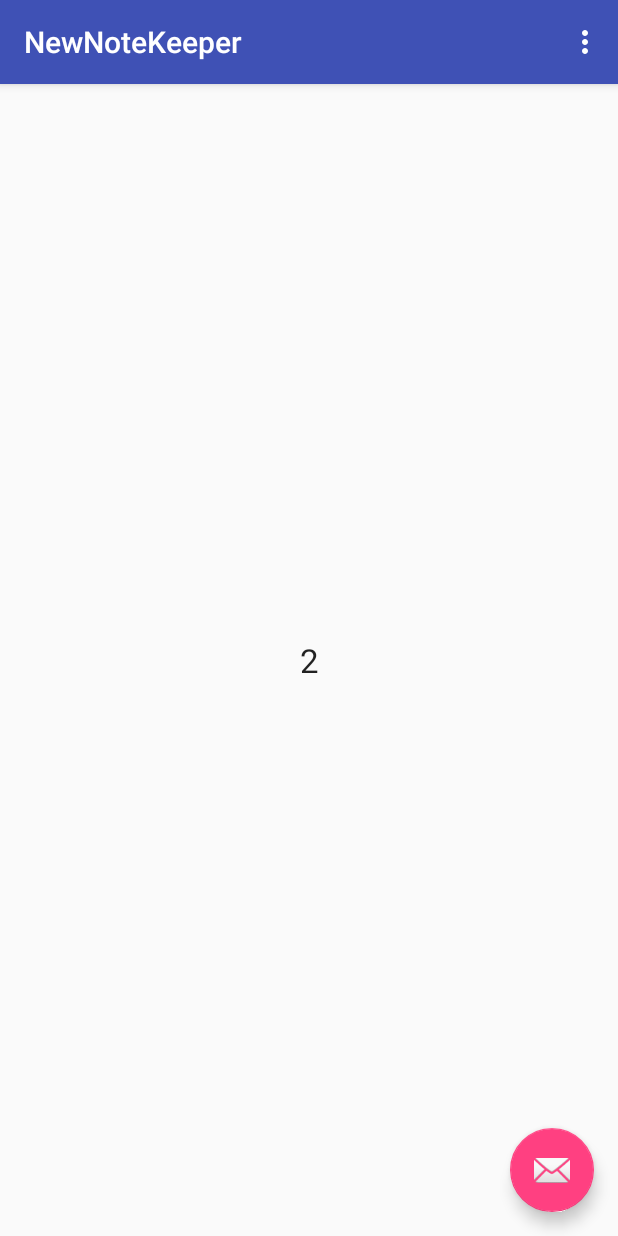
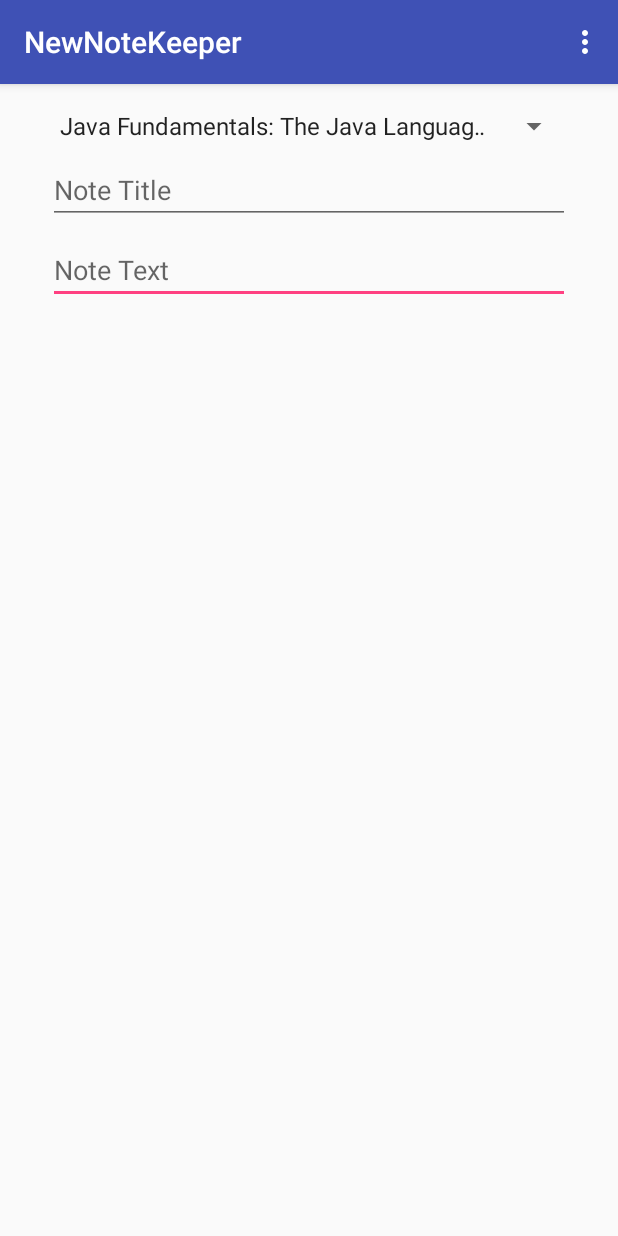
Before and after one commit to OganBelema/NewNoteKeeper, an Android app: the screen it shows after launch (MainActivity), in the options menu, after a tap on "Settings", on a phone screen of 412 x 824 dp. Run offline under Robolectric (Android 15) with nearby library versions, the phone set to English and light mode, and no system bars.

Commit message:
In this commit I worked on the app's view and added a spinner to show courses and two editTexts for note title and note text. I also modified the MainView class to add the spinner and editTexts. A major decision I struggled with was whether to make the spinner's data source be within the view class or be in the controller class. For now it is in the controller class because if I was getting the data from the internet or a local database I will want that process to be handled outside the view class cause it is not the business of the view where the data is coming from. All the view needs is the adapter with the data so it can setup it's courseSpinner property.

```diff
--- a/app/src/main/java/com/belemaogan/newnotekeeper/controllers/MainActivity.kt
+++ b/app/src/main/java/com/belemaogan/newnotekeeper/controllers/MainActivity.kt
@@ -1,13 +1,14 @@
 package com.belemaogan.newnotekeeper.controllers
 
 import android.os.Bundle
-import android.support.design.widget.Snackbar
 import android.support.v7.app.AppCompatActivity
 import android.view.LayoutInflater
 import android.view.Menu
 import android.view.MenuItem
-import android.view.View
+import android.widget.ArrayAdapter
 import com.belemaogan.newnotekeeper.R
+import com.belemaogan.newnotekeeper.models.CourseInfo
+import com.belemaogan.newnotekeeper.models.DataManager
 import com.belemaogan.newnotekeeper.views.MainView
 
 
@@ -23,6 +24,13 @@ class MainActivity : AppCompatActivity(), MainView.Listener {
         setSupportActionBar(mMainView.mToolbar)
 
         mMainView.registerListener(this)
+
+        val dataManager = DataManager()
+        val adapterCourses = ArrayAdapter<CourseInfo>(this,
+                android.R.layout.simple_spinner_item, dataManager.courses.values.toList())
+        adapterCourses.setDropDownViewResource(android.R.layout.simple_spinner_dropdown_item)
+
+        mMainView.setUpCourseSpinner(adapterCourses)
 
         setContentView(mMainView.mRootView)
     }
--- a/app/src/main/java/com/belemaogan/newnotekeeper/models/DataManager.kt
+++ b/app/src/main/java/com/belemaogan/newnotekeeper/models/DataManager.kt
@@ -4,7 +4,7 @@ package com.belemaogan.newnotekeeper.models
  * Created by Belema Ogan on 2/21/2019.
  */
 class DataManager {
-    private val courses = HashMap<String, CourseInfo>()
+    val courses = HashMap<String, CourseInfo>()
     val notes = ArrayList<NoteInfo>()
 
     init {
--- a/app/src/main/java/com/belemaogan/newnotekeeper/models/NoteKeeperData.kt
+++ b/app/src/main/java/com/belemaogan/newnotekeeper/models/NoteKeeperData.kt
@@ -3,6 +3,10 @@ package com.belemaogan.newnotekeeper.models
 /**
  * Created by Belema Ogan on 2/21/2019.
  */
-class CourseInfo(val courseId: String, val title: String)
+class CourseInfo(val courseId: String, val title: String) {
+    override fun toString(): String {
+        return title
+    }
+}
 
 class NoteInfo(var course: CourseInfo, var title: String, var text: String)
--- a/app/src/main/java/com/belemaogan/newnotekeeper/views/MainView.kt
+++ b/app/src/main/java/com/belemaogan/newnotekeeper/views/MainView.kt
@@ -6,8 +6,11 @@ import android.support.v7.widget.Toolbar
 import android.view.LayoutInflater
 import android.view.View
 import android.view.ViewGroup
+import android.widget.ArrayAdapter
+import android.widget.Spinner
 import android.widget.TextView
 import com.belemaogan.newnotekeeper.R
+import com.belemaogan.newnotekeeper.models.CourseInfo
 
 /**
  * Created by Belema Ogan on 2/21/2019.
@@ -21,8 +24,7 @@ class MainView(inflater: LayoutInflater, parent: ViewGroup?){
     val mRootView: View = inflater.inflate(R.layout.activity_main, parent, false)
 
     val mToolbar: Toolbar
-    private val mFloatingActionButton: FloatingActionButton
-    private val mTextDisplayedTextView: TextView
+    private val mCourseSpinner: Spinner
     private var mListeners: MutableList<Listener> = ArrayList()
 
     fun registerListener(listener: Listener){
@@ -35,20 +37,15 @@ class MainView(inflater: LayoutInflater, parent: ViewGroup?){
 
     init {
         mToolbar = findViewById(R.id.toolbar)
-        mFloatingActionButton = findViewById(R.id.fab)
-        mTextDisplayedTextView = findViewById(R.id.textDisplayedValue)
-
-        mFloatingActionButton.setOnClickListener { view ->
-            val originalValue = mTextDisplayedTextView.text.toString().toInt()
-            val newValue = originalValue * 2
-            mTextDisplayedTextView.text = newValue.toString()
-            Snackbar.make(view, "Value $originalValue changed to $newValue", Snackbar.LENGTH_LONG).show()
-        }
-
+        mCourseSpinner = findViewById(R.id.spinnerCourses)
     }
 
     private fun <T: View> findViewById(id: Int): T {
         return mRootView.findViewById(id)
     }
 
+    fun setUpCourseSpinner(adapterCourses: ArrayAdapter<CourseInfo>) {
+        mCourseSpinner.adapter = adapterCourses
+    }
+
 }
--- a/app/src/main/res/layout/activity_main.xml
+++ b/app/src/main/res/layout/activity_main.xml
@@ -22,12 +22,4 @@
 
     <include layout="@layout/content_main" />
 
-    <android.support.design.widget.FloatingActionButton
-        android:id="@+id/fab"
-        android:layout_width="wrap_content"
-        android:layout_height="wrap_content"
-        android:layout_gravity="bottom|end"
-        android:layout_margin="@dimen/fab_margin"
-        app:srcCompat="@android:drawable/ic_dialog_email" />
-
 </android.support.design.widget.CoordinatorLayout>
--- a/app/src/main/res/layout/content_main.xml
+++ b/app/src/main/res/layout/content_main.xml
@@ -8,15 +8,40 @@
     tools:context="com.belemaogan.newnotekeeper.controllers.MainActivity"
     tools:showIn="@layout/activity_main">
 
-    <TextView
-        android:id="@+id/textDisplayedValue"
-        android:layout_width="wrap_content"
+    <EditText
+        android:id="@+id/textNoteText"
+        android:layout_width="0dp"
         android:layout_height="wrap_content"
-        android:text="1"
-        android:textAppearance="@android:style/TextAppearance.Material.Large"
-        app:layout_constraintBottom_toBottomOf="parent"
-        app:layout_constraintLeft_toLeftOf="parent"
-        app:layout_constraintRight_toRightOf="parent"
+        android:layout_marginTop="8dp"
+        android:ems="10"
+        android:hint="@string/note_text"
+        android:inputType="textMultiLine"
+        app:layout_constraintEnd_toEndOf="@+id/spinnerCourses"
+        app:layout_constraintHorizontal_bias="0.0"
+        app:layout_constraintStart_toStartOf="@+id/spinnerCourses"
+        app:layout_constraintTop_toBottomOf="@+id/textNoteTitle" />
+
+    <Spinner
+        android:id="@+id/spinnerCourses"
+        android:layout_width="0dp"
+        android:layout_height="wrap_content"
+        android:layout_marginEnd="32dp"
+        android:layout_marginStart="32dp"
+        android:layout_marginTop="16dp"
+        app:layout_constraintEnd_toEndOf="parent"
+        app:layout_constraintStart_toStartOf="parent"
         app:layout_constraintTop_toTopOf="parent" />
 
+    <EditText
+        android:id="@+id/textNoteTitle"
+        android:layout_width="0dp"
+        android:layout_height="wrap_content"
+        android:layout_marginTop="8dp"
+        android:ems="10"
+        android:hint="@string/note_title"
+        android:inputType="textMultiLine"
+        app:layout_constraintEnd_toEndOf="@+id/spinnerCourses"
+        app:layout_constraintHorizontal_bias="1.0"
+        app:layout_constraintStart_toStartOf="@+id/spinnerCourses"
+        app:layout_constraintTop_toBottomOf="@+id/spinnerCourses" />
 </android.support.constraint.ConstraintLayout>
--- a/app/src/main/res/values/strings.xml
+++ b/app/src/main/res/values/strings.xml
@@ -1,4 +1,6 @@
 <resources>
     <string name="app_name">NewNoteKeeper</string>
     <string name="action_settings">Settings</string>
+    <string name="note_title">Note Title</string>
+    <string name="note_text">Note Text</string>
 </resources>
```
